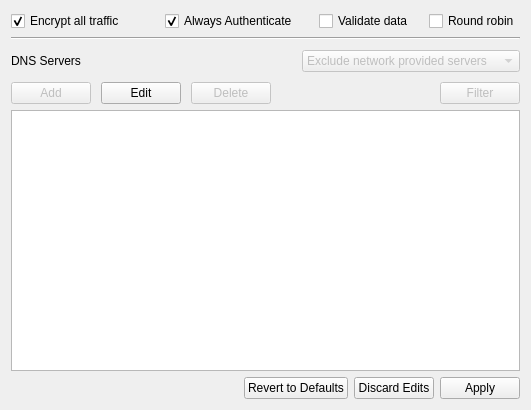
Sinodun/Stubby_Manager, file networkprofilewidget.ui: the form before one commit.
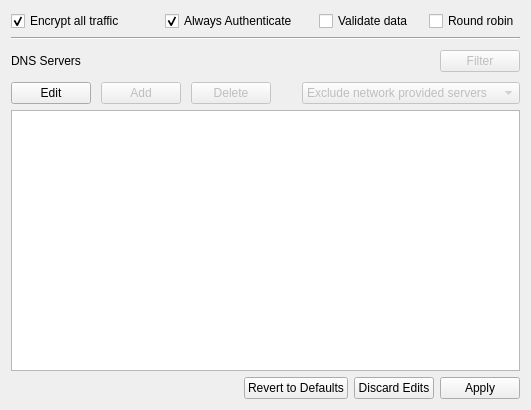
The form after the commit.

What changed in the file:
```diff
--- a/networkprofilewidget.ui
+++ b/networkprofilewidget.ui
@@ -78,7 +78,7 @@
           </widget>
          </item>
          <item>
-          <layout class="QHBoxLayout" name="horizontalLayout_8" stretch="5,20,20">
+          <layout class="QHBoxLayout" name="horizontalLayout_8" stretch="5,20,0">
            <item>
             <widget class="QLabel" name="label_6">
              <property name="text">
@@ -100,41 +100,19 @@
             </spacer>
            </item>
            <item>
-            <widget class="QComboBox" name="comboBox">
+            <widget class="QPushButton" name="filterServersButton">
              <property name="enabled">
               <bool>false</bool>
              </property>
-             <item>
-              <property name="text">
-               <string>Exclude network provided servers</string>
-              </property>
-             </item>
-             <item>
-              <property name="text">
-               <string>Include network provided servers</string>
-              </property>
-             </item>
-             <item>
-              <property name="text">
-               <string>Use only network provided servers</string>
-              </property>
-             </item>
+             <property name="text">
+              <string>Filter</string>
+             </property>
             </widget>
            </item>
           </layout>
          </item>
          <item>
           <layout class="QHBoxLayout" name="horizontalLayout_9">
-           <item>
-            <widget class="QPushButton" name="addServerButton">
-             <property name="enabled">
-              <bool>false</bool>
-             </property>
-             <property name="text">
-              <string>Add</string>
-             </property>
-            </widget>
-           </item>
            <item>
             <widget class="QPushButton" name="editServerButton">
              <property name="enabled">
@@ -145,6 +123,16 @@
              </property>
             </widget>
            </item>
+           <item>
+            <widget class="QPushButton" name="addServerButton">
+             <property name="enabled">
+              <bool>false</bool>
+             </property>
+             <property name="text">
+              <string>Add</string>
+             </property>
+            </widget>
+           </item>
            <item>
             <widget class="QPushButton" name="deleteServerButton">
              <property name="enabled">
@@ -169,13 +157,25 @@
             </spacer>
            </item>
            <item>
-            <widget class="QPushButton" name="pushButton_7">
+            <widget class="QComboBox" name="comboBox">
              <property name="enabled">
               <bool>false</bool>
              </property>
-             <property name="text">
-              <string>Filter</string>
-             </property>
+             <item>
+              <property name="text">
+               <string>Exclude network provided servers</string>
+              </property>
+             </item>
+             <item>
+              <property name="text">
+               <string>Include network provided servers</string>
+              </property>
+             </item>
+             <item>
+              <property name="text">
+               <string>Use only network provided servers</string>
+              </property>
+             </item>
             </widget>
            </item>
           </layout>
```
